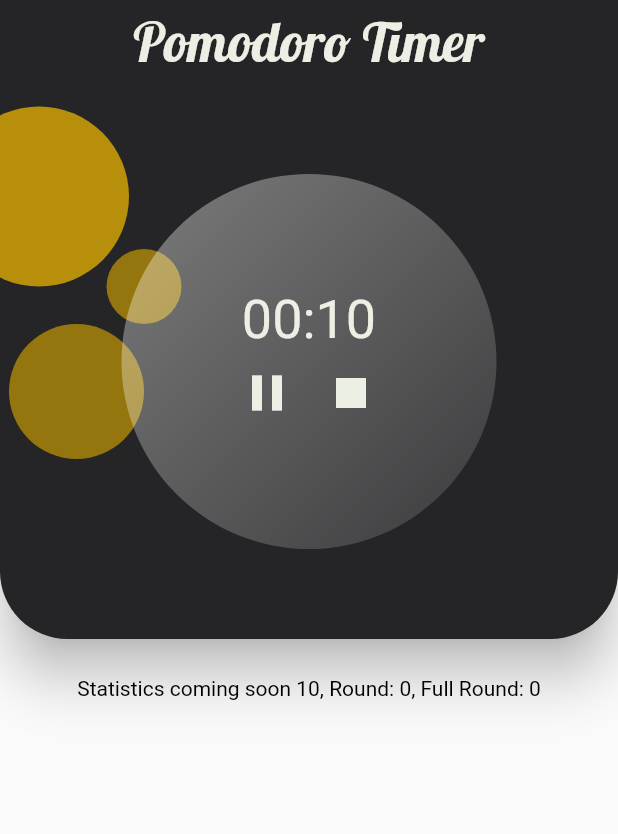
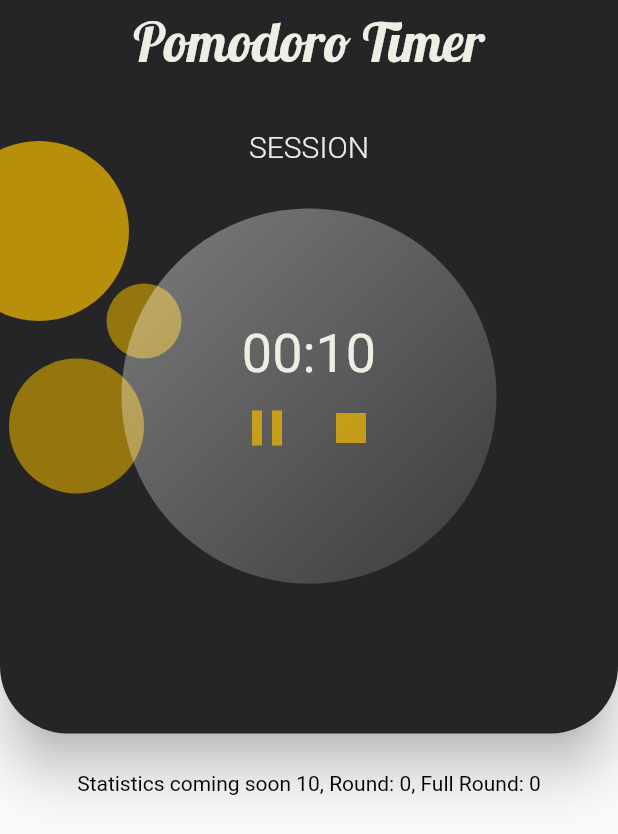
Before and after one commit to franci3/pomodoro-app, a Flutter app: the screen it shows after launch, after a tap on the "play arrow" icon, on a phone screen of 412 x 824 dp. Shown: the top 834 px of the screen. Run offline on Flutter 3.47's test engine with Material 2 defaults, Android fonts, the phone set to English and light mode, and no system bars; our stand-ins replace audioplayers, get; statements that could not run were skipped.

Commit message:
refactors colors

```diff
--- a/lib/assets/custom_theme.dart
+++ b/lib/assets/custom_theme.dart
@@ -8,12 +8,16 @@ class PomodoroValues {
   static Color greenColor = const Color(0xff5a9e58);
   static Color redColor = const Color(0xfff44336);
   static Color orangeColor = const Color(0xffd78e20);
+  static Color yellowColorOne = const Color.fromRGBO(242, 186, 0, 0.71);
+  static Color yellowColorTwo = const Color.fromRGBO(149, 118, 14, 1);
+  static Color gradientColorOne = const Color(0x66ffffff);
+  static Color gradientColorTwo = const Color(0x1Affffff);
 
   static TextTheme customTextTheme = TextTheme(
     headline1: TextStyle(fontSize:36, color: mainColor, fontFamily: 'Lobster'),
     headline2: TextStyle(fontSize:36, color: mainColor),
     subtitle1: TextStyle(fontSize:26, color: mainColor),
-    subtitle2: TextStyle(fontSize:24, color: mainColor),
+    subtitle2: TextStyle(fontSize:20, color: mainColor, fontWeight: FontWeight.w200),
     bodyText1: TextStyle(fontSize: 16, color: mainColor),
     bodyText2: TextStyle(fontSize: 14, color: mainColor),
     button: TextStyle(fontSize: 14, color: mainColor),
--- a/lib/screens/card_screen.dart
+++ b/lib/screens/card_screen.dart
@@ -20,8 +20,24 @@ class CardScreen extends StatelessWidget {
               bottomRight: Radius.circular(45))),
       child: Center(
         child: Padding(
-          padding: const EdgeInsets.symmetric(vertical: 60.0),
-          child: Stack(
+          padding: const EdgeInsets.only(top: 30.0, bottom: 100),
+          child: Column(
+            children: [
+              Row(
+                mainAxisAlignment: MainAxisAlignment.center,
+                children: [
+                  Obx(
+                    () => Text(
+                      homeController.focusPauseRound.isTrue
+                          ? 'BREAK'
+                          : 'SESSION',
+                      style: PomodoroValues.customTextTheme.subtitle2,
+                    ),
+                  ),
+                ],
+              ),
+              Padding(padding: EdgeInsets.symmetric(vertical: 15)),
+              Stack(
                 alignment: Alignment.center,
                 children: [
                   CustomPaint(
@@ -38,20 +54,25 @@ class CardScreen extends StatelessWidget {
                           begin: Alignment.topLeft,
                           end: Alignment.bottomRight,
                           colors: [
-                        const Color(0x66ffffff),
-                        const Color(0x1Affffff),
+                            PomodoroValues.gradientColorOne,
+                            PomodoroValues.gradientColorTwo
                           ],
                         ),
                         borderRadius: new BorderRadius.circular(125),
                       ),
+                      child: Padding(
+                        padding: const EdgeInsets.all(8.0),
                         child: CircularProgressIndicator(
                             value: _calculateCountdownLoader(homeController),
-                      strokeWidth: 18,
+                            strokeWidth: 16,
                             valueColor: AlwaysStoppedAnimation<Color>(
-                          PomodoroValues.mainColor)),
+                                PomodoroValues.yellowColorTwo)),
+                      ),
                     ),
                   ),
                   _countdownWidget(homeController)
+                ],
+              ),
             ],
           ),
         ),
@@ -78,7 +99,7 @@ Widget _countdownWidget(HomeController homeController) {
               homeController.timerIsActive.isTrue
                   ? IconButton(
                       iconSize: 40,
-                      color: PomodoroValues.mainColor,
+                      color: PomodoroValues.yellowColorOne,
                       onPressed: () => homeController.pauseTimer(),
                       icon: Icon(homeController.timerIsPaused.isTrue
                           ? Icons.play_arrow
@@ -87,7 +108,7 @@ Widget _countdownWidget(HomeController homeController) {
                   : Container(),
               IconButton(
                   iconSize: 40,
-                  color: PomodoroValues.mainColor,
+                  color: PomodoroValues.yellowColorOne,
                   onPressed: () => homeController.startTimer(),
                   icon: Icon(homeController.timerIsActive.isTrue
                       ? Icons.stop
--- a/lib/widgets/circles_painter_widget.dart
+++ b/lib/widgets/circles_painter_widget.dart
@@ -1,4 +1,5 @@
 import 'package:flutter/cupertino.dart';
+import 'package:pomodoro_app/assets/custom_theme.dart';
 
 class CirclesPainter extends CustomPainter{
   @override
@@ -8,13 +9,12 @@ class CirclesPainter extends CustomPainter{
     var offsetCircle2 = Offset(-10, 0);
     var offsetCircle3 = Offset(-55, 70);
 
-    var gradientCircle1 = const Color.fromRGBO(242, 186, 0, 0.71);
-    var gradientCircle2 = const Color.fromRGBO(149, 118, 14, 1);
-    var gradientCircle3 = const Color.fromRGBO(149, 118, 14, 1);
+    var gradientCircle1 = PomodoroValues.yellowColorOne;
+    var gradientCircle2 = PomodoroValues.yellowColorTwo;
 
     canvas.drawCircle(offsetCircle1,60,Paint()..color = gradientCircle1);
     canvas.drawCircle(offsetCircle2,25,Paint()..color = gradientCircle2);
-    canvas.drawCircle(offsetCircle3,45,Paint()..color = gradientCircle3);
+    canvas.drawCircle(offsetCircle3,45,Paint()..color = gradientCircle2);
   }
 
   @override
```
Lines whose indentation alone changed are shown as unchanged.
